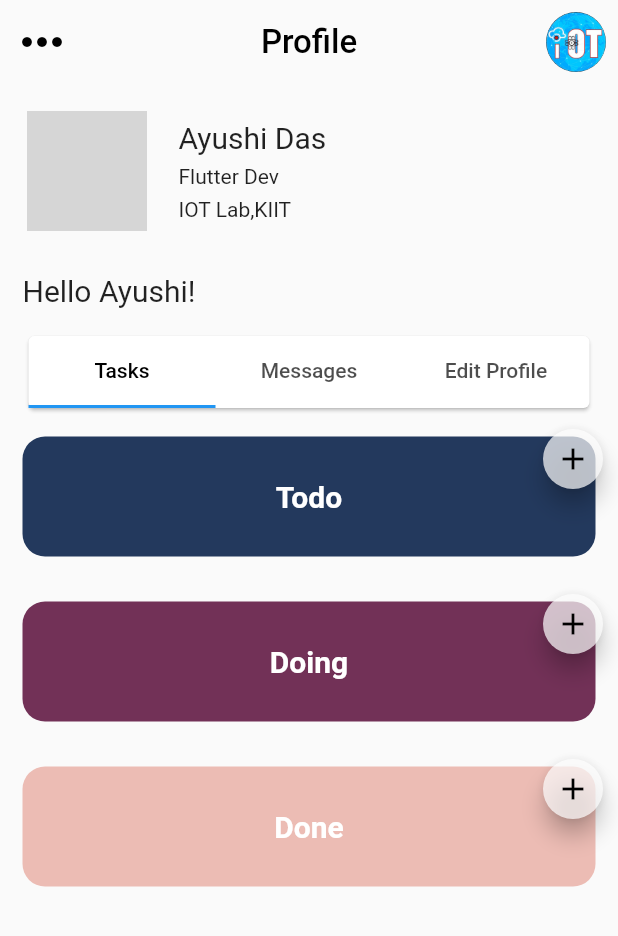
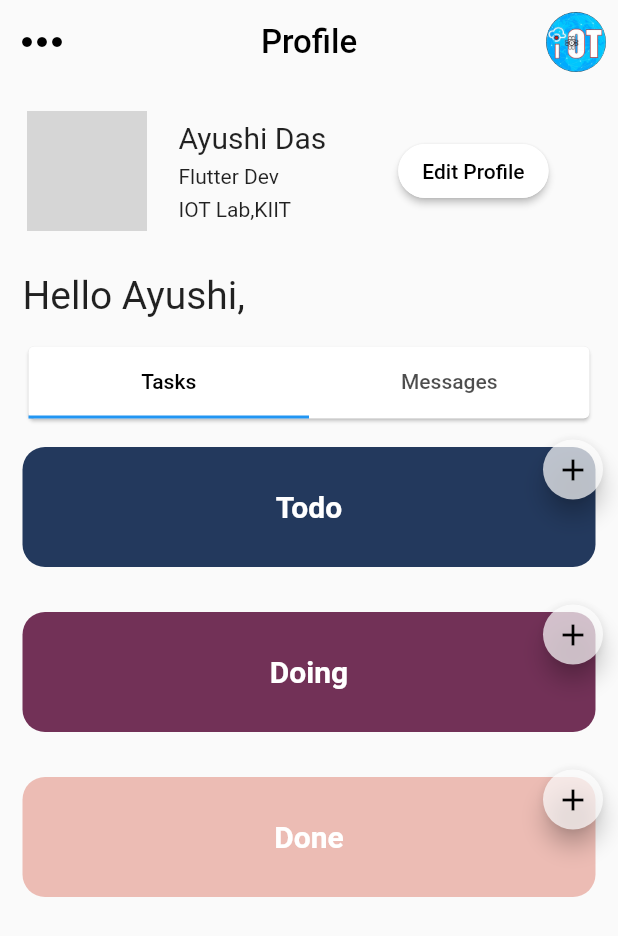
Before and after one commit to iot-lab-kiit/iotlab-app, a Flutter app: the screen it shows after launch, in the side drawer, after a tap on "RR", on a phone screen of 412 x 824 dp. Shown: the top 936 px of the screen. Run offline on Flutter 3.47's test engine with Material 2 defaults, Android fonts, the phone set to English and light mode, and no system bars; network calls fail; grey boxes are pictures that could not be loaded.

Commit message:
refactor and changes

```diff
--- a/lib/pages/profile.dart
+++ b/lib/pages/profile.dart
@@ -1,4 +1,5 @@
 import 'package:flutter/material.dart';
+import 'package:iotlabapp/pages/editProfile.dart';
 import 'package:iotlabapp/widgets/appbar.dart';
 import 'package:iotlabapp/widgets/drawer.dart';
 
@@ -13,7 +14,7 @@ class _ProfilePageState extends State<ProfilePage>
 
   @override
   void initState() {
-    _controller = new TabController(length: 3, vsync: this);
+    _controller = new TabController(length: 2, vsync: this);
     super.initState();
   }
 
@@ -31,9 +32,9 @@ class _ProfilePageState extends State<ProfilePage>
                 padding:
                     const EdgeInsets.only(left: 15.0, right: 15, bottom: 15),
                 child: Text(
-                  "Hello Ayushi!",
+                  "Hello Ayushi,",
                   style: TextStyle(
-                    fontSize: 20,
+                    fontSize: 26,
                   ),
                 ),
               ),
@@ -50,9 +51,6 @@ class _ProfilePageState extends State<ProfilePage>
                       new Tab(
                         text: 'Messages',
                       ),
-                      new Tab(
-                        text: 'Edit Profile',
-                      ),
                     ],
                   ),
                 ),
@@ -63,7 +61,6 @@ class _ProfilePageState extends State<ProfilePage>
                   controller: _controller,
                   children: <Widget>[
                     new Tasks(),
-                    new Container(),
                     new Container(),
                   ],
                 ),
@@ -228,7 +225,34 @@ profileDetails(context) {
                 ],
               ),
             ),
-          )
+          ),
+          SizedBox(
+            width: 45,
+          ),
+          MaterialButton(
+            onPressed: () {
+              Navigator.push(
+                context,
+                MaterialPageRoute(builder: (context) => EditProfilePage()),
+              );
+            },
+            child: Text(
+              'Edit Profile',
+              style: TextStyle(
+                color: Colors.black,
+              ),
+            ),
+            minWidth: 100,
+            shape: RoundedRectangleBorder(
+              borderRadius: BorderRadius.circular(
+                20.0,
+              ),
+              side: BorderSide(
+                color: Colors.white,
+              ),
+            ),
+            color: Colors.white,
+          ),
         ],
       ),
     ),
```
